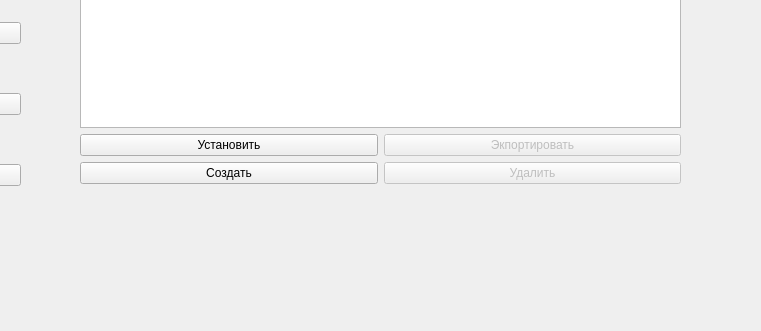
Before: the Qt Designer form mainwindow.ui in GDavid-JS/skzi, drawn with Qt 5; both pictures show x 320 to 1081 and y 477 to 808 of the 1249 by 808 pixel window.
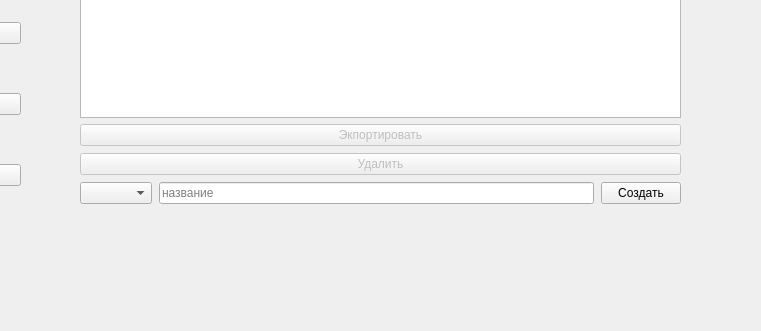
After: the same form once the commit is applied. The open tabs and pages were chosen to show the change.

```diff
--- a/mainwindow.ui
+++ b/mainwindow.ui
@@ -197,7 +197,7 @@
         <x>0</x>
         <y>0</y>
         <width>601</width>
-        <height>631</height>
+        <height>651</height>
        </rect>
       </property>
       <layout class="QVBoxLayout" name="verticalLayout_5">
@@ -220,25 +220,32 @@
        </item>
        <item>
         <layout class="QGridLayout" name="gridLayout_2">
-         <item row="0" column="1">
-          <widget class="QPushButton" name="pushButton_15">
-           <property name="enabled">
-            <bool>false</bool>
-           </property>
-           <property name="text">
-            <string>Экпортировать</string>
-           </property>
-          </widget>
+         <property name="spacing">
+          <number>7</number>
+         </property>
+         <item row="2" column="0">
+          <layout class="QHBoxLayout" name="horizontalLayout_2">
+           <item>
+            <widget class="QComboBox" name="symmetric_combo_box"/>
+           </item>
+           <item>
+            <widget class="QLineEdit" name="symmetric_name">
+             <property name="placeholderText">
+              <string>название</string>
+             </property>
+            </widget>
+           </item>
+           <item>
+            <widget class="QPushButton" name="symmetric_create_button">
+             <property name="text">
+              <string>Создать</string>
+             </property>
+            </widget>
+           </item>
+          </layout>
          </item>
          <item row="1" column="0">
-          <widget class="QPushButton" name="pushButton_12">
-           <property name="text">
-            <string>Создать</string>
-           </property>
-          </widget>
-         </item>
-         <item row="1" column="1">
-          <widget class="QPushButton" name="pushButton_13">
+          <widget class="QPushButton" name="symmetric_delete_button">
            <property name="enabled">
             <bool>false</bool>
            </property>
@@ -248,9 +255,12 @@
           </widget>
          </item>
          <item row="0" column="0">
-          <widget class="QPushButton" name="pushButton_14">
+          <widget class="QPushButton" name="symmetric_export_button">
+           <property name="enabled">
+            <bool>false</bool>
+           </property>
            <property name="text">
-            <string>Установить</string>
+            <string>Экпортировать</string>
            </property>
           </widget>
          </item>
```
Left out of the diff: 85 changed lines with no effect on the pictures.
